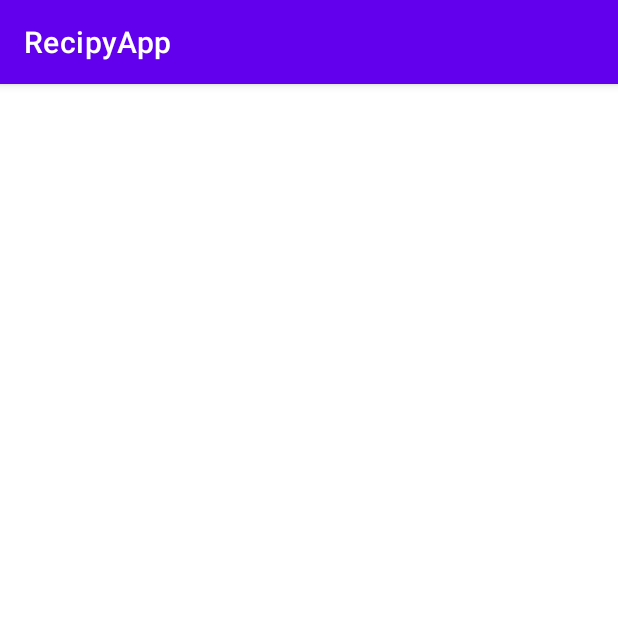
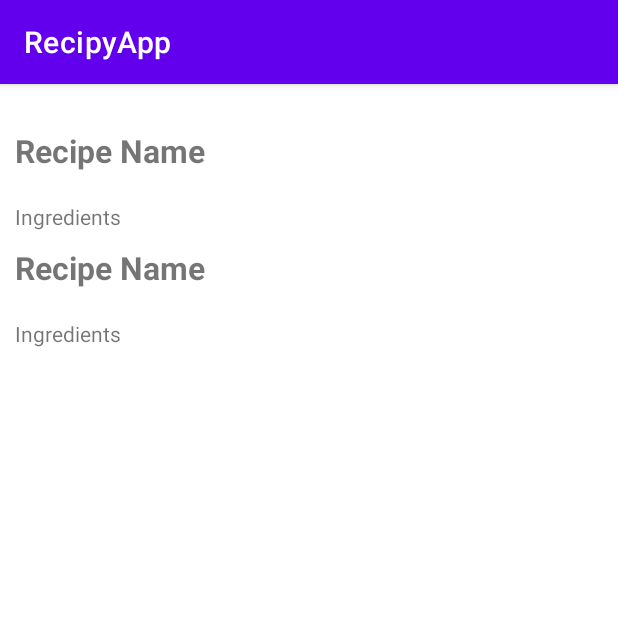
Before and after one commit to thiwankadilshanliyanage/RecipieApp, an Android app: the RecipeActivity screen opened directly, with no data from a screen before it, on a phone screen of 412 x 824 dp, the top half of it. Run offline under Robolectric (Android 15) with nearby library versions, the phone set to English and light mode, and no system bars.

Commit message:
Successfully commit

```diff
--- a/app/src/main/res/layout/activity_recipe.xml
+++ b/app/src/main/res/layout/activity_recipe.xml
@@ -1,9 +1,56 @@
 <?xml version="1.0" encoding="utf-8"?>
-<androidx.constraintlayout.widget.ConstraintLayout xmlns:android="http://schemas.android.com/apk/res/android"
+<LinearLayout
+    xmlns:android="http://schemas.android.com/apk/res/android"
     xmlns:app="http://schemas.android.com/apk/res-auto"
     xmlns:tools="http://schemas.android.com/tools"
     android:layout_width="match_parent"
     android:layout_height="match_parent"
     tools:context=".RecipeActivity">
 
-</androidx.constraintlayout.widget.ConstraintLayout>
+    <androidx.core.widget.NestedScrollView
+        android:layout_width="match_parent"
+        android:layout_height="match_parent"
+        android:layout_marginTop="10dp"
+        android:padding="10dp">
+
+        <LinearLayout
+            android:layout_width="match_parent"
+            android:layout_height="match_parent"
+            android:orientation="vertical">
+            <TextView
+                android:id="@+id/text_recipe"
+                android:layout_width="wrap_content"
+                android:layout_height="wrap_content"
+                android:layout_marginTop="10dp"
+                android:text="Recipe Name"
+                android:textSize="21sp"
+                android:textStyle="bold"/>
+
+            <TextView
+                android:id="@+id/ingredients"
+                android:layout_width="wrap_content"
+                android:layout_height="wrap_content"
+                android:layout_marginTop="20dp"
+                android:text="@string/ingredients"/>
+
+            <TextView
+                android:id="@+id/methods"
+                android:layout_width="wrap_content"
+                android:layout_height="wrap_content"
+                android:layout_marginTop="10dp"
+                android:text="Recipe Name"
+                android:textSize="21sp"
+                android:textStyle="bold"/>
+
+            <TextView
+                android:id="@+id/recipe"
+                android:layout_width="wrap_content"
+                android:layout_height="wrap_content"
+                android:layout_marginTop="20dp"
+                android:text="@string/ingredients"/>
+
+        </LinearLayout>
+
+    </androidx.core.widget.NestedScrollView>
+
+</LinearLayout>
--- a/app/src/main/res/values/strings.xml
+++ b/app/src/main/res/values/strings.xml
@@ -1,4 +1,5 @@
 <resources>
     <string name="app_name">RecipyApp</string>
     <string name="recipiesName">Recipe Name</string>
+    <string name="ingredients">Ingredients</string>
 </resources>
```
